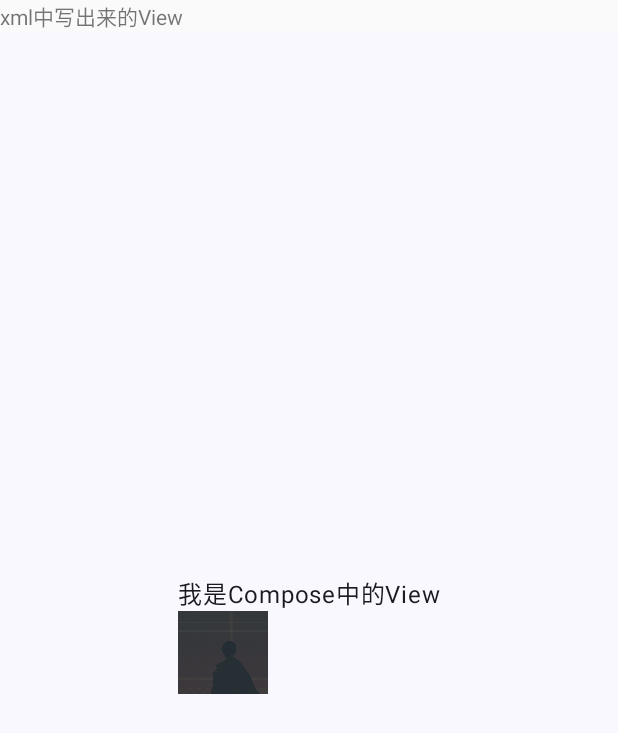
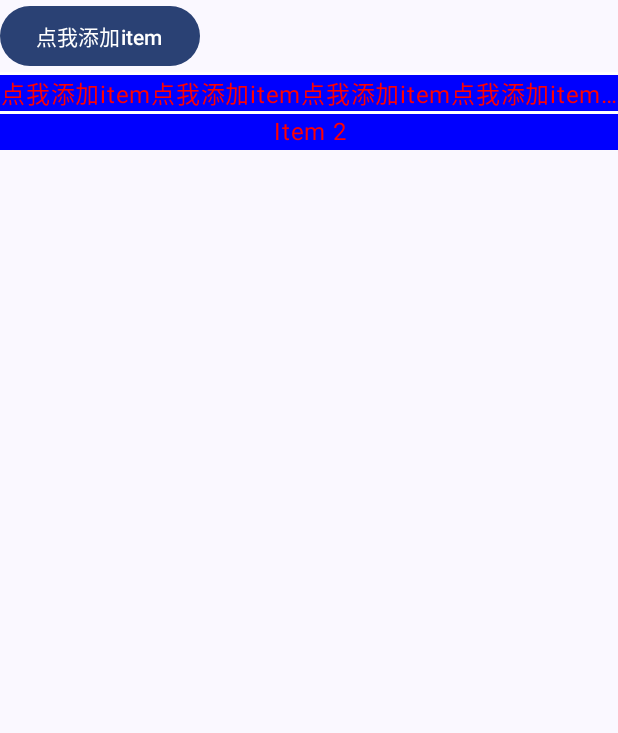
Before and after one commit to xfhy/ComposeDemo, an Android app built with Jetpack Compose: the screen it shows after launch (OldActivity before the commit, ListActivity after it), on a phone screen of 412 x 824 dp. Shown: the top 733 px of the screen. Run offline under Robolectric (Android 15) with nearby library versions, the phone set to English and light mode, and no system bars.

Commit message:
Compose展示列表

```diff
--- a/app/src/main/AndroidManifest.xml
+++ b/app/src/main/AndroidManifest.xml
@@ -13,9 +13,10 @@
         android:theme="@style/Theme.ComposeDemo"
         tools:targetApi="31">
         <activity
-            android:name=".OldActivity"
+            android:name=".ListActivity"
             android:exported="true"
-            android:theme="@style/Theme.DemoAppCompat">
+            android:label="@string/title_activity_list"
+            android:theme="@style/Theme.ComposeDemo">
             <intent-filter>
                 <action android:name="android.intent.action.MAIN" />
 
@@ -23,12 +24,15 @@
             </intent-filter>
         </activity>
         <activity
+            android:name=".OldActivity"
+            android:exported="true"
+            android:theme="@style/Theme.DemoAppCompat">
+        </activity>
+        <activity
             android:name=".MainActivity"
             android:exported="true"
             android:label="@string/app_name"
-            android:theme="@style/Theme.ComposeDemo">
-
-        </activity>
+            android:theme="@style/Theme.ComposeDemo"></activity>
     </application>
 
 </manifest>
--- /dev/null
+++ b/app/src/main/java/com/xfhy/composedemo/ListActivity.kt
@@ -0,0 +1,94 @@
+package com.xfhy.composedemo
+
+import android.os.Bundle
+import androidx.activity.ComponentActivity
+import androidx.activity.compose.setContent
+import androidx.activity.enableEdgeToEdge
+import androidx.compose.foundation.background
+import androidx.compose.foundation.layout.Box
+import androidx.compose.foundation.layout.Column
+import androidx.compose.foundation.layout.fillMaxSize
+import androidx.compose.foundation.layout.fillMaxWidth
+import androidx.compose.foundation.layout.height
+import androidx.compose.foundation.layout.padding
+import androidx.compose.foundation.layout.size
+import androidx.compose.foundation.lazy.LazyColumn
+import androidx.compose.foundation.lazy.itemsIndexed
+import androidx.compose.material3.Button
+import androidx.compose.material3.Scaffold
+import androidx.compose.material3.Text
+import androidx.compose.runtime.Composable
+import androidx.compose.runtime.getValue
+import androidx.compose.runtime.mutableStateOf
+import androidx.compose.runtime.remember
+import androidx.compose.runtime.setValue
+import androidx.compose.ui.Modifier
+import androidx.compose.ui.graphics.Color
+import androidx.compose.ui.text.font.FontFamily
+import androidx.compose.ui.text.font.FontStyle
+import androidx.compose.ui.text.style.TextAlign
+import androidx.compose.ui.text.style.TextOverflow
+import androidx.compose.ui.unit.dp
+import androidx.compose.ui.unit.sp
+import androidx.compose.ui.viewinterop.AndroidView
+import com.xfhy.composedemo.ui.theme.ComposeDemoTheme
+
+/**
+ * 展示一个列表,类似于RecycleView
+ */
+class ListActivity : ComponentActivity() {
+    override fun onCreate(savedInstanceState: Bundle?) {
+        super.onCreate(savedInstanceState)
+        enableEdgeToEdge()
+        setContent {
+            ComposeDemoTheme {
+                Scaffold(modifier = Modifier.fillMaxSize()) { innerPadding ->
+                    Column(modifier = Modifier.padding(top = innerPadding.calculateTopPadding())) {
+                        DynamicListScreen()
+                    }
+                }
+            }
+        }
+    }
+}
+
+@Composable
+fun DynamicListScreen() {
+    // 状态变量，用于存储列表数据
+    var items by remember {
+        mutableStateOf(listOf("点我添加item点我添加item点我添加item点我添加item点我添加itemItem 1", "Item 2"))
+    }
+    // 按钮点击时添加新项目到列表
+    val addButton = @Composable {
+        Button(onClick = { items = items + ("Item ${items.size + 1}") }) {
+            Text(text = "点我添加item")
+        }
+    }
+    // LazyColumn用于展示列表  类似RecycleView
+    LazyColumn {
+        item { addButton() }
+        itemsIndexed(items) { index, item ->
+            // 分割线
+            Box(
+                modifier = Modifier
+                    .fillMaxWidth()
+                    .height(2.dp)
+                    .background(Color.White)
+            )
+            // item
+            Text(
+                text = item,
+                fontSize = 16.sp,
+                color = Color.Red,
+                maxLines = 1,
+                // 展示不完时,在末尾添加省略号
+                overflow = TextOverflow.Ellipsis,
+                textAlign = TextAlign.Center,
+                modifier = Modifier
+                    .background(Color.Blue)
+                    // 宽  占满
+                    .fillMaxWidth()
+            )
+        }
+    }
+}
--- a/app/src/main/res/values/strings.xml
+++ b/app/src/main/res/values/strings.xml
@@ -1,3 +1,4 @@
 <resources>
     <string name="app_name">ComposeDemo</string>
+    <string name="title_activity_list">ListActivity</string>
 </resources>
--- a/app/src/main/res/values/themes.xml
+++ b/app/src/main/res/values/themes.xml
@@ -2,5 +2,6 @@
 <resources>
 
     <style name="Theme.ComposeDemo" parent="android:Theme.Material.Light.NoActionBar" />
+
     <style name="Theme.DemoAppCompat" parent="Theme.AppCompat.Light.NoActionBar" />
 </resources>
```
Also changed, not shown: 1 other file.
